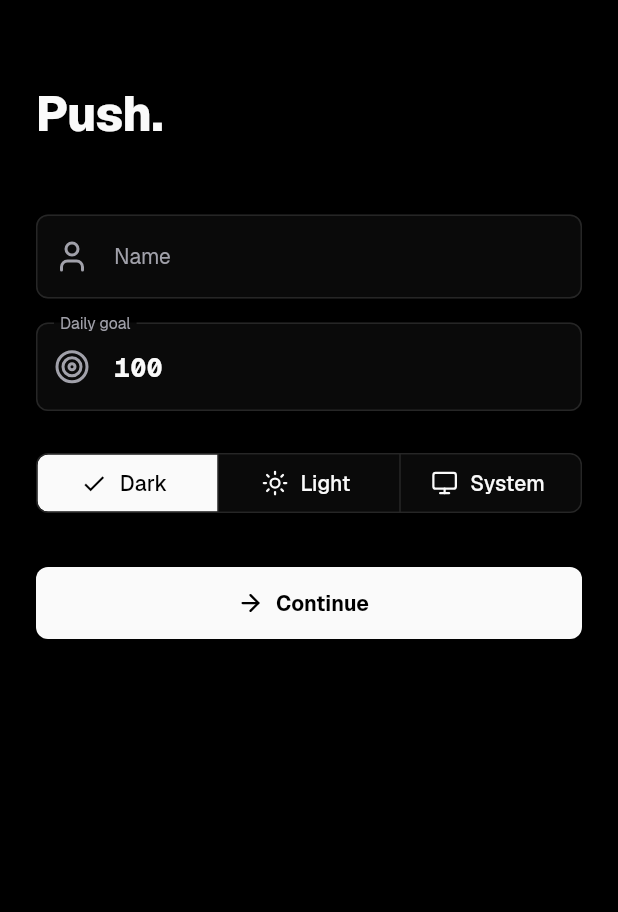
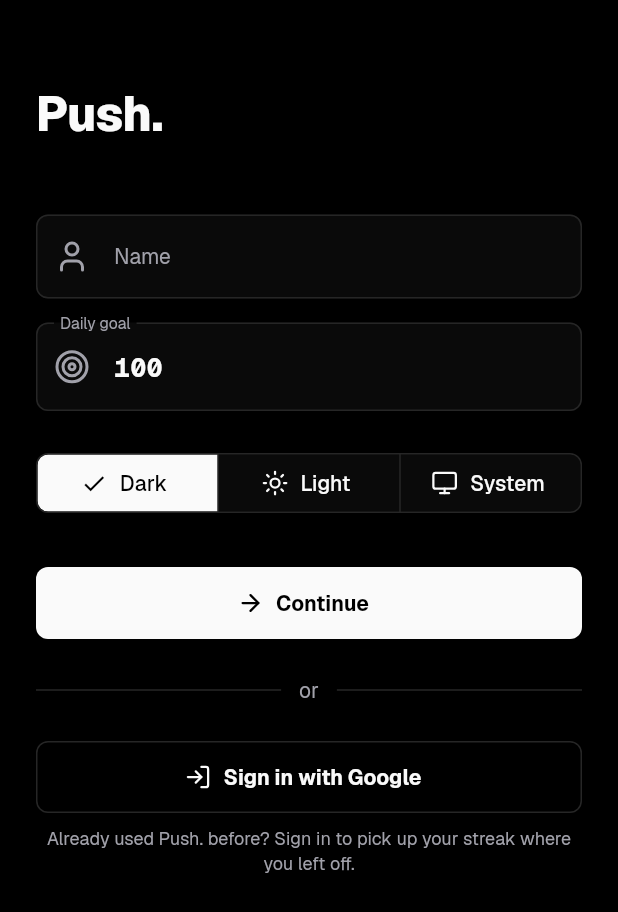
Before and after one commit to RellG/push., a Flutter app: the screen it shows after launch, on a phone screen of 412 x 824 dp. Shown: the top 912 px of the screen. Run offline on Flutter 3.47's test engine with Material 3 defaults, Android fonts, the phone set to English and light mode, and no system bars; our stand-ins replace cloud_firestore, firebase_auth, firebase_core, fl_chart, flutter_riverpod, go_router and 4 more; accounts and stored records are empty; network calls fail.

Commit message:
feat: Google sign-in on the onboarding screen
First-time visitors can sign in with Google directly from onboarding:
returning users skip straight to their data; new users continue setup
already signed in (their profile saves under the Google uid).

Co-Authored-By: Claude Fable 5 <noreply@anthropic.com>
Claude-Session: https://claude.ai/code/session_01JexeAtPW5idmwE1CPVEwSr

```diff
--- a/lib/features/onboarding/onboarding_screen.dart
+++ b/lib/features/onboarding/onboarding_screen.dart
@@ -127,6 +127,33 @@ class _OnboardingScreenState extends ConsumerState<OnboardingScreen> {
                         : const Icon(LucideIcons.arrowRight),
                     label: const Text('Continue'),
                   ),
+                  const SizedBox(height: 24),
+                  Row(
+                    children: [
+                      Expanded(child: Divider(color: colors.border)),
+                      Padding(
+                        padding: const EdgeInsets.symmetric(horizontal: 12),
+                        child: Text(
+                          'or',
+                          style: TextStyle(color: colors.textMuted),
+                        ),
+                      ),
+                      Expanded(child: Divider(color: colors.border)),
+                    ],
+                  ),
+                  const SizedBox(height: 24),
+                  OutlinedButton.icon(
+                    onPressed: _isSubmitting ? null : _signInWithGoogle,
+                    icon: const Icon(LucideIcons.logIn),
+                    label: const Text('Sign in with Google'),
+                  ),
+                  const SizedBox(height: 8),
+                  Text(
+                    'Already used Push. before? Sign in to pick up your '
+                    'streak where you left off.',
+                    textAlign: TextAlign.center,
+                    style: TextStyle(color: colors.textMuted, fontSize: 12),
+                  ),
                 ],
               ),
             ),
@@ -158,4 +185,42 @@ class _OnboardingScreenState extends ConsumerState<OnboardingScreen> {
       context.go(AppRoutes.home);
     }
   }
+
+  Future<void> _signInWithGoogle() async {
+    setState(() => _isSubmitting = true);
+    final result = await ref.read(signInWithGoogleProvider)();
+    if (!mounted) {
+      return;
+    }
+
+    setState(() => _isSubmitting = false);
+    switch (result) {
+      case GoogleAuthResult.success:
+        final hasProfile =
+            await ref.read(onboardingCompleteProvider.future);
+        if (!mounted) {
+          return;
+        }
+        if (hasProfile) {
+          // Returning user — straight to their data.
+          widget.onCompleted?.call();
+          if (widget.onCompleted == null) {
+            context.go(AppRoutes.home);
+          }
+        } else {
+          ScaffoldMessenger.of(context).showSnackBar(
+            const SnackBar(
+              content: Text('Signed in — finish setup to continue.'),
+            ),
+          );
+        }
+      case GoogleAuthResult.canceled:
+        break;
+      case GoogleAuthResult.failed:
+      case GoogleAuthResult.accountAlreadyLinked:
+        ScaffoldMessenger.of(context).showSnackBar(
+          const SnackBar(content: Text('Google sign-in failed. Try again.')),
+        );
+    }
+  }
 }
```
